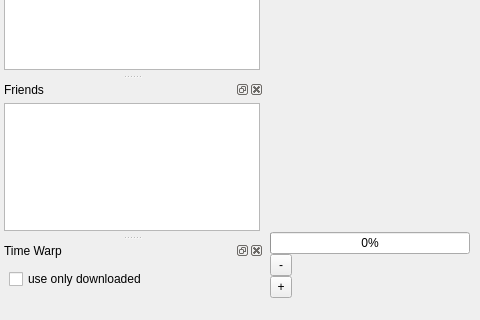
Qt form branches/jonas_stable/QuteScoop/gui/MainWindow.ui (qutescoop/qutescoop) before a commit; both pictures show x 0 to 480 and y 467 to 787 of the 814 by 787 pixel window.
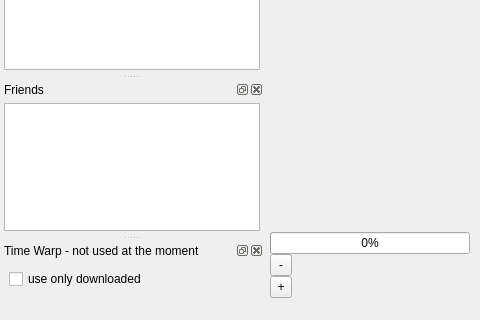
The same form after that commit. Icons and pictures are not drawn.

```diff
--- a/branches/jonas_stable/QuteScoop/gui/MainWindow.ui
+++ b/branches/jonas_stable/QuteScoop/gui/MainWindow.ui
@@ -697,8 +697,11 @@
    </widget>
   </widget>
   <widget class="QDockWidget" name="warpDock">
+   <property name="enabled">
+    <bool>true</bool>
+   </property>
    <property name="windowTitle">
-    <string>Time Warp</string>
+    <string>Time Warp - not used at the moment</string>
    </property>
    <attribute name="dockWidgetArea">
     <number>1</number>
```
Left out of the diff: 2 changed lines with no effect on the pictures.
